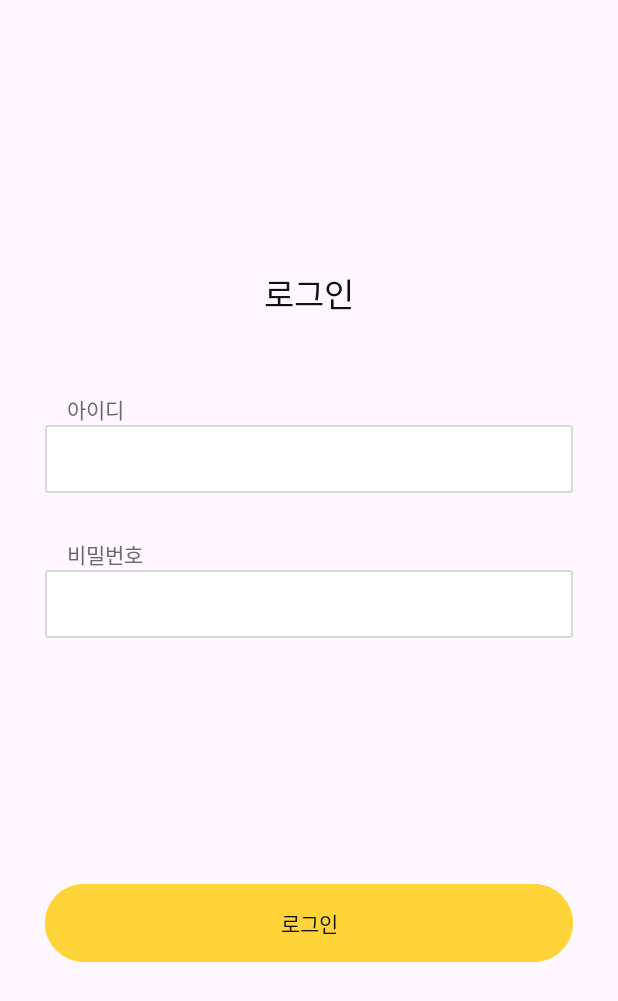
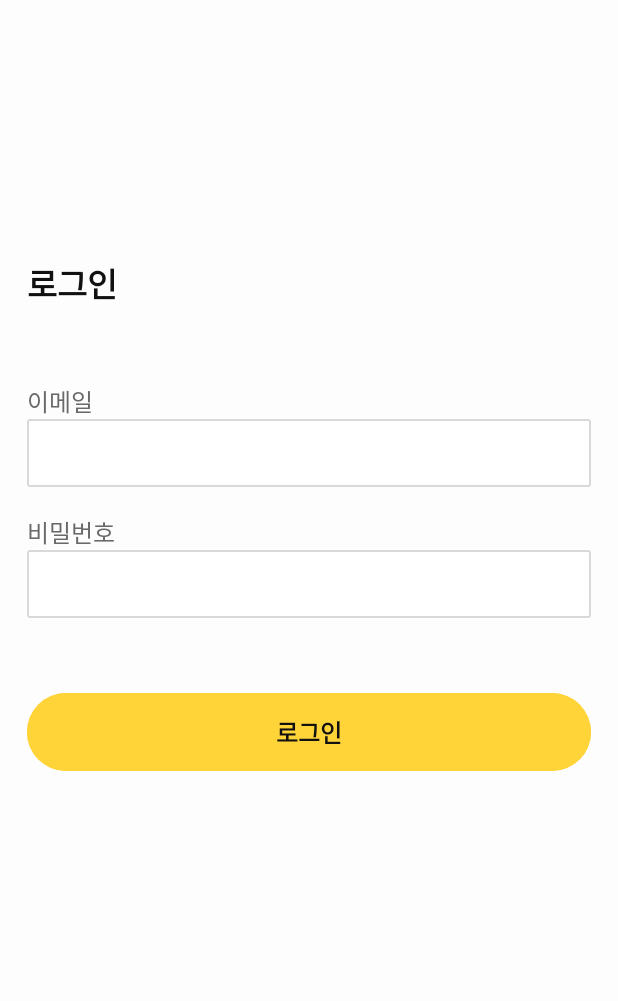
Before and after one commit to hyeg0121/Wogeoji-Android, an Android app: the LoginActivity screen opened directly, with no data from a screen before it, on a phone screen of 412 x 824 dp. Shown: the top 1001 px of the screen. Run offline under Robolectric (Android 15) with nearby library versions, the phone set to English and light mode, and no system bars; 2 statements that could not run were skipped.

Commit message:
feat: 메인 버튼 UI 변경

```diff
--- a/app/src/main/res/layout/activity_index.xml
+++ b/app/src/main/res/layout/activity_index.xml
@@ -46,6 +46,8 @@
             android:backgroundTint="@color/primary"
             android:fontFamily="@font/pretendard"
             android:text="로그인"
+            android:textFontWeight="600"
+            android:textSize="16sp"
             android:textColor="@color/black" />
 
         <Button
@@ -56,6 +58,8 @@
             android:backgroundTint="@color/primary"
             android:fontFamily="@font/pretendard"
             android:text="회원가입"
+            android:textFontWeight="600"
+            android:textSize="16sp"
             android:textColor="@color/black" />
 
 
--- a/app/src/main/res/layout/activity_login.xml
+++ b/app/src/main/res/layout/activity_login.xml
@@ -1,70 +1,78 @@
 <?xml version="1.0" encoding="utf-8"?>
-<LinearLayout
-    xmlns:android="http://schemas.android.com/apk/res/android"
+<LinearLayout xmlns:android="http://schemas.android.com/apk/res/android"
     android:layout_width="match_parent"
     android:layout_height="match_parent"
+    android:background="@color/white"
     android:orientation="vertical"
-    android:gravity="center"
-    >
-    <TextView
-        android:gravity="center"
-        android:layout_width="match_parent"
-        android:layout_height="wrap_content"
-        android:text="로그인"
-        android:textColor="@color/black"
-        android:textFontWeight="700"
-        android:layout_marginBottom="50dp"
-        android:textSize="22dp"
-        />
+    android:padding="18dp">
 
     <TextView
         android:layout_width="match_parent"
         android:layout_height="wrap_content"
-        android:layout_marginLeft="30dp"
-        android:textColor="@color/gray700"
-        android:textSize="14dp"
-        android:fontFamily="@font/pretendard"
-        android:text="아이디"/>
+        android:layout_marginBottom="50dp"
+        android:gravity="start"
+        android:layout_marginTop="154dp"
+        android:text="로그인"
+        android:fontFamily="@font/seolleim"
+        android:textColor="@color/black"
+        android:textFontWeight="700"
+        android:textSize="22dp" />
 
-    <EditText
-        android:id="@+id/member_id"
-        android:layout_width="match_parent"
-        android:layout_height="45dp"
-        android:layout_marginLeft="30dp"
-        android:layout_marginRight="30dp"
-        android:layout_marginBottom="30dp"
-        android:background="@drawable/login_border"/>
-    <TextView
+    <LinearLayout
         android:layout_width="match_parent"
         android:layout_height="wrap_content"
-        android:layout_marginLeft="30dp"
-        android:textColor="@color/gray700"
-        android:fontFamily="@font/pretendard"
-        android:textFontWeight="300"
-        android:textSize="14dp"
-        android:text="비밀번호"/>
+        android:layout_marginBottom="18dp"
+        android:orientation="vertical">
+        <TextView
+            android:layout_width="match_parent"
+            android:layout_height="wrap_content"
+            android:fontFamily="@font/pretendard"
+            android:text="이메일"
+            android:textColor="@color/gray700"
+            android:textSize="16dp" />
 
-    <EditText
-        android:id="@+id/member_password"
+        <EditText
+            android:id="@+id/email_edittext"
+            android:layout_width="match_parent"
+            android:layout_height="45dp"
+            android:background="@drawable/login_border"
+            android:padding="2dp"
+            android:textSize="16dp" />
+    </LinearLayout>
+
+    <LinearLayout
         android:layout_width="match_parent"
-        android:layout_height="45dp"
-        android:layout_marginLeft="30dp"
-        android:layout_marginRight="30dp"
-        android:background="@drawable/login_border"/>
+        android:layout_height="wrap_content"
+        android:layout_marginBottom="46dp"
+        android:orientation="vertical">
+
+        <TextView
+            android:layout_width="match_parent"
+            android:layout_height="wrap_content"
+            android:fontFamily="@font/pretendard"
+            android:text="비밀번호"
+            android:textColor="@color/gray700"
+            android:textSize="16dp" />
+
+        <EditText
+            android:id="@+id/pw_edittext"
+            android:layout_width="match_parent"
+            android:layout_height="45dp"
+            android:background="@drawable/login_border"
+            android:padding="2dp"
+            android:textSize="16dp" />
+    </LinearLayout>
 
     <Button
         android:id="@+id/login_button"
         android:layout_width="match_parent"
         android:layout_height="60dp"
         android:backgroundTint="@color/primary"
-        android:textColor="@color/black"
-        android:layout_marginTop="160dp"
-        android:layout_marginLeft="30dp"
-        android:layout_marginRight="30dp"
-        android:layout_gravity="bottom"
         android:fontFamily="@font/pretendard"
+        android:textFontWeight="600"
+        android:textSize="16sp"
         android:text="로그인"
-        />
+        android:textColor="@color/black" />
 
 
 </LinearLayout>
```
